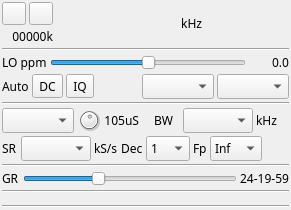
f4exb/sdrangel, file plugins/samplesource/sdrplay/sdrplaygui.ui: the form before one commit.
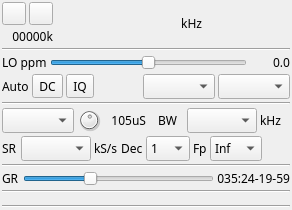
The form after the commit. Icons and pictures are not drawn. Custom widgets are drawn as their Qt base class.

Commit message: SDRPlay support: source plugin interim state (2) GUI controls

Patch:
```diff
--- a/plugins/samplesource/sdrplay/sdrplaygui.ui
+++ b/plugins/samplesource/sdrplay/sdrplaygui.ui
@@ -6,7 +6,7 @@
    <rect>
     <x>0</x>
     <y>0</y>
-    <width>291</width>
+    <width>292</width>
     <height>210</height>
    </rect>
   </property>
@@ -386,6 +386,12 @@
      </item>
      <item row="0" column="2">
       <widget class="QLabel" name="mirDCCorrTrackTimeText">
+       <property name="minimumSize">
+        <size>
+         <width>42</width>
+         <height>0</height>
+        </size>
+       </property>
        <property name="text">
         <string>105uS</string>
        </property>
@@ -582,7 +588,7 @@
         <string>LNA-Mixer-BaseBand gains in dB</string>
        </property>
        <property name="text">
-        <string>24-19-59</string>
+        <string>035:24-19-59</string>
        </property>
        <property name="alignment">
         <set>Qt::AlignRight|Qt::AlignTrailing|Qt::AlignVCenter</set>
```
Left out of the diff: 4 changed lines with no effect on the pictures. The commit also changes 4 other files.
